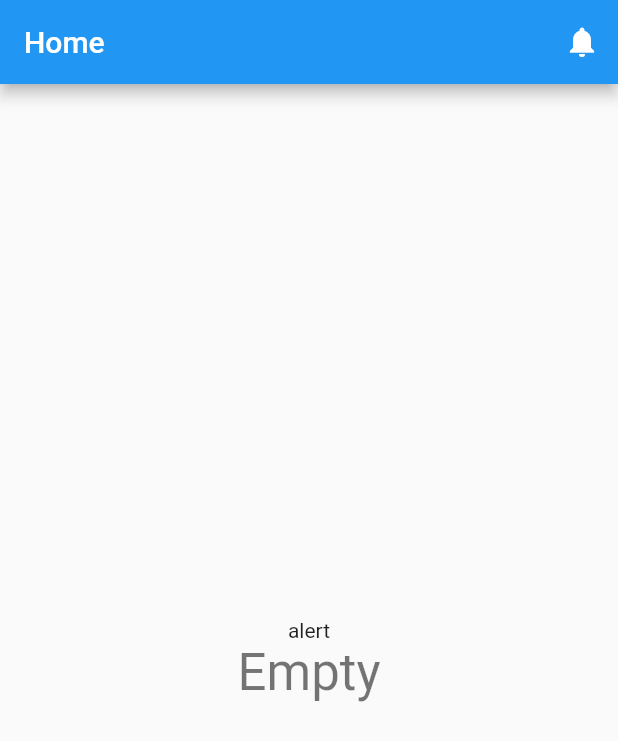
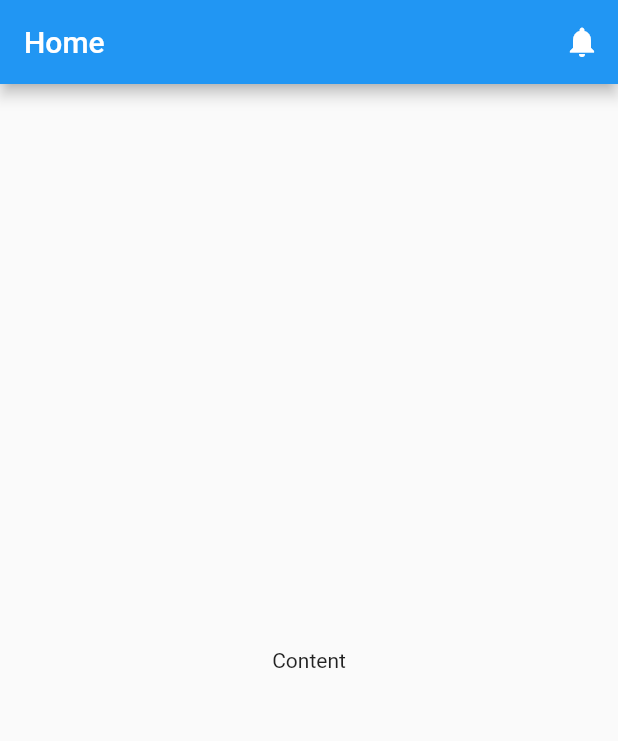
Before and after one commit to MSavioti/study_flutter_push_notifications, a Flutter app: the screen it shows after launch, on a phone screen of 412 x 824 dp. Shown: the top 741 px of the screen. Run offline on Flutter 3.47's test engine with Material 2 defaults, Android fonts, the light colour scheme and no system bars; our stand-ins replace firebase_core, firebase_messaging; accounts and stored records are empty.

Commit message:
extracted notification checking logic

```diff
--- a/lib/app/pages/home/home_page.dart
+++ b/lib/app/pages/home/home_page.dart
@@ -1,6 +1,7 @@
 import 'package:firebase_messaging/firebase_messaging.dart';
 import 'package:flutter/material.dart';
 import 'package:study_flutter_push_notifications/app/pages/home/widgets/notifications_button.dart';
+import 'package:study_flutter_push_notifications/app/shared/utils/notifications_utils.dart';
 
 class HomePage extends StatefulWidget {
   const HomePage({Key? key}) : super(key: key);
@@ -10,9 +11,6 @@ class HomePage extends StatefulWidget {
 }
 
 class _HomePageState extends State<HomePage> {
-  String messageTitle = "Empty";
-  String notificationAlert = "alert";
-
   @override
   void initState() {
     super.initState();
@@ -25,19 +23,12 @@ class _HomePageState extends State<HomePage> {
   }
 
   void _listenToMessage(RemoteMessage? message) {
-    if (message == null) {
-      print('No new notifications.');
-      return;
+    if (NotificationsUtils.instance.isValidNotification(message)) {
+      Navigator.of(context).pushNamed(
+        '/notification',
+        arguments: message!.notification,
+      );
     }
-
-    print('message arrived');
-    print(message.notification?.title);
-    print(message.notification?.body);
-    print(message.data);
-    // setState(() {
-    //   messageTitle = message.data["title"];
-    //   notificationAlert = "Application opened from Notification";
-    // });
   }
 
   @override
@@ -49,19 +40,8 @@ class _HomePageState extends State<HomePage> {
           NotificationsButton(),
         ],
       ),
-      body: Center(
-        child: Column(
-          mainAxisAlignment: MainAxisAlignment.center,
-          children: <Widget>[
-            Text(
-              notificationAlert,
-            ),
-            Text(
-              messageTitle,
-              style: Theme.of(context).textTheme.headline4,
-            ),
-          ],
-        ),
+      body: const Center(
+        child: Text('Content'),
       ),
     );
   }
--- a/lib/app/shared/utils/notifications_utils.dart
+++ b/lib/app/shared/utils/notifications_utils.dart
@@ -6,6 +6,8 @@ class NotificationsUtils {
   static NotificationsUtils? _instance;
   static NotificationsUtils get instance =>
       _instance ??= NotificationsUtils._();
+
+  static const String notificationKeyValue = 'notification';
 
   Future<void> checkForNewNotifications(
     Function(RemoteMessage?) onNotificationFound,
@@ -18,4 +20,17 @@ class NotificationsUtils {
 
     FirebaseMessaging.onMessageOpenedApp.listen(onNotificationFound);
   }
+
+  bool isValidNotification(RemoteMessage? message) {
+    if (message == null || message.notification == null) {
+      return false;
+    }
+
+    if (message.data['type'] != null &&
+        message.data['type'] == notificationKeyValue) {
+      return true;
+    }
+
+    return false;
+  }
 }
```
